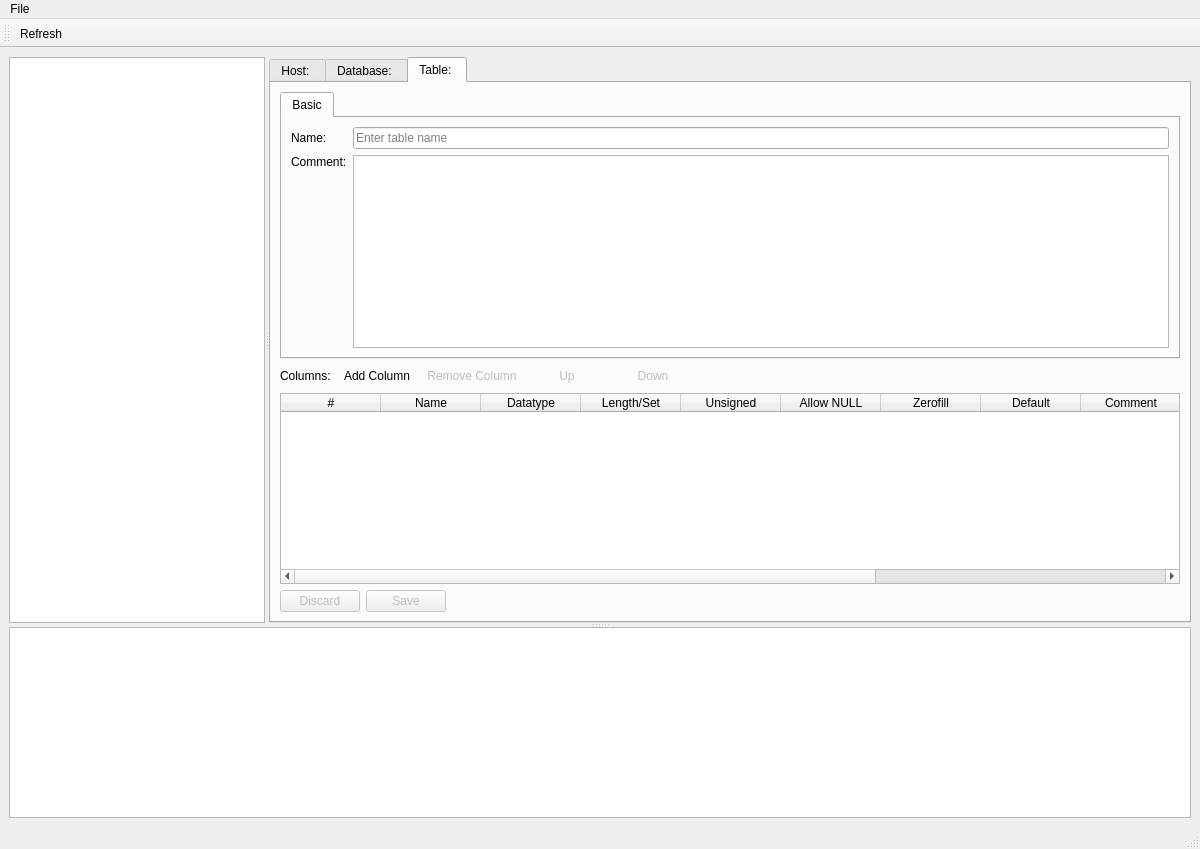
Before: the Qt Designer form qtcreator_assets/pyHeidi/mainwindow.ui in Fapiko/pyHeidi, drawn with Qt 5.
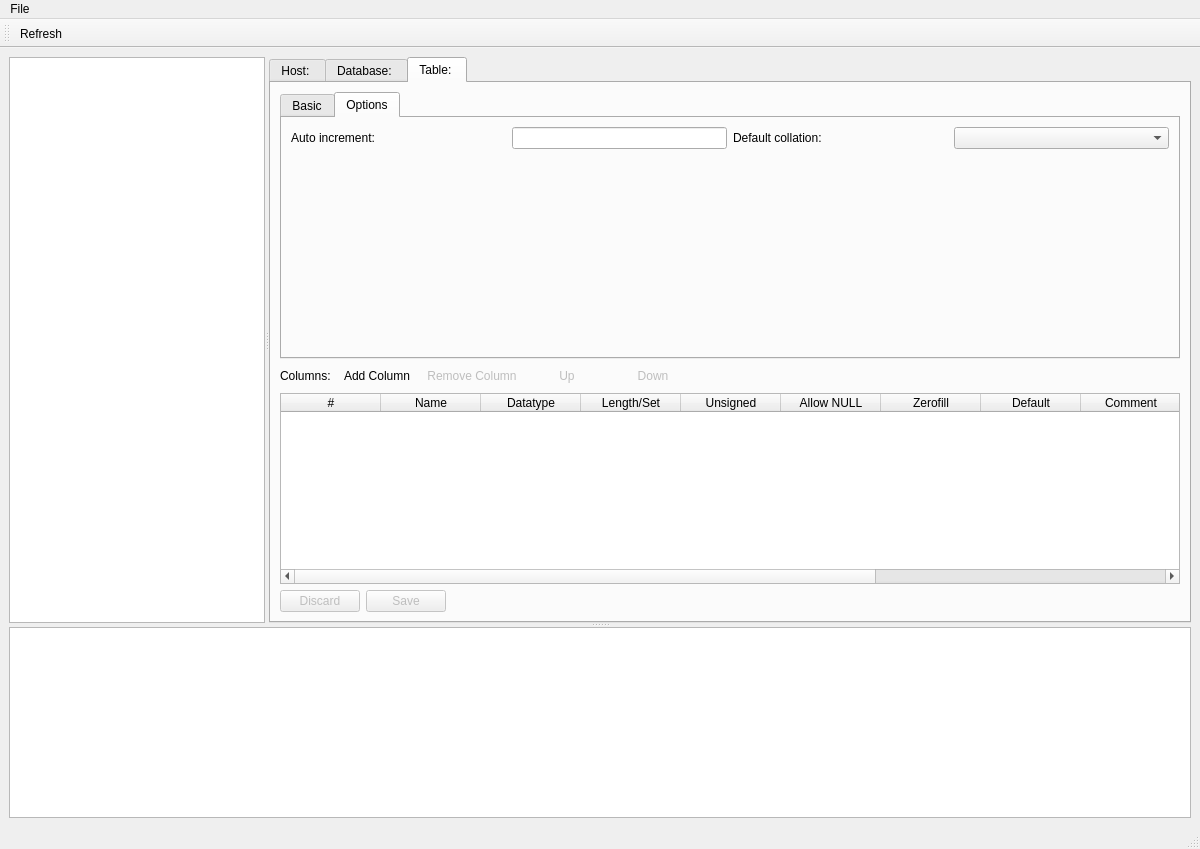
After: the same form once the commit is applied. Icons and pictures are not drawn. Custom widgets are drawn as their Qt base class.

```diff
--- a/qtcreator_assets/pyHeidi/mainwindow.ui
+++ b/qtcreator_assets/pyHeidi/mainwindow.ui
@@ -347,7 +347,7 @@
           <item>
            <widget class="QTabWidget" name="tableTabs">
             <property name="currentIndex">
-             <number>0</number>
+             <number>1</number>
             </property>
             <widget class="QWidget" name="tableTabsBasic">
              <attribute name="icon">
@@ -392,6 +392,54 @@
              </layout>
              <zorder></zorder>
             </widget>
+            <widget class="QWidget" name="tableTabsOptions">
+             <attribute name="icon">
+              <iconset resource="resources.qrc">
+               <normaloff>:/icons/resources/icons/wrench.png</normaloff>:/icons/resources/icons/wrench.png</iconset>
+             </attribute>
+             <attribute name="title">
+              <string>Options</string>
+             </attribute>
+             <layout class="QVBoxLayout" name="verticalLayout_6">
+              <item>
+               <layout class="QGridLayout" name="gridLayout" columnstretch="1,1,1,1">
+                <item row="0" column="0">
+                 <widget class="QLabel" name="label_4">
+                  <property name="text">
+                   <string>Auto increment:</string>
+                  </property>
+                 </widget>
+                </item>
+                <item row="0" column="1">
+                 <widget class="QLineEdit" name="tableOptionsAutoIncrement"/>
+                </item>
+                <item row="0" column="2">
+                 <widget class="QLabel" name="label_5">
+                  <property name="text">
+                   <string>Default collation:</string>
+                  </property>
+                 </widget>
+                </item>
+                <item row="0" column="3">
+                 <widget class="QComboBox" name="tableOptionsDefaultCollation"/>
+                </item>
+               </layout>
+              </item>
+              <item>
+               <spacer name="verticalSpacer">
+                <property name="orientation">
+                 <enum>Qt::Vertical</enum>
+                </property>
+                <property name="sizeHint" stdset="0">
+                 <size>
+                  <width>20</width>
+                  <height>40</height>
+                 </size>
+                </property>
+               </spacer>
+              </item>
+             </layout>
+            </widget>
            </widget>
           </item>
           <item>
```
